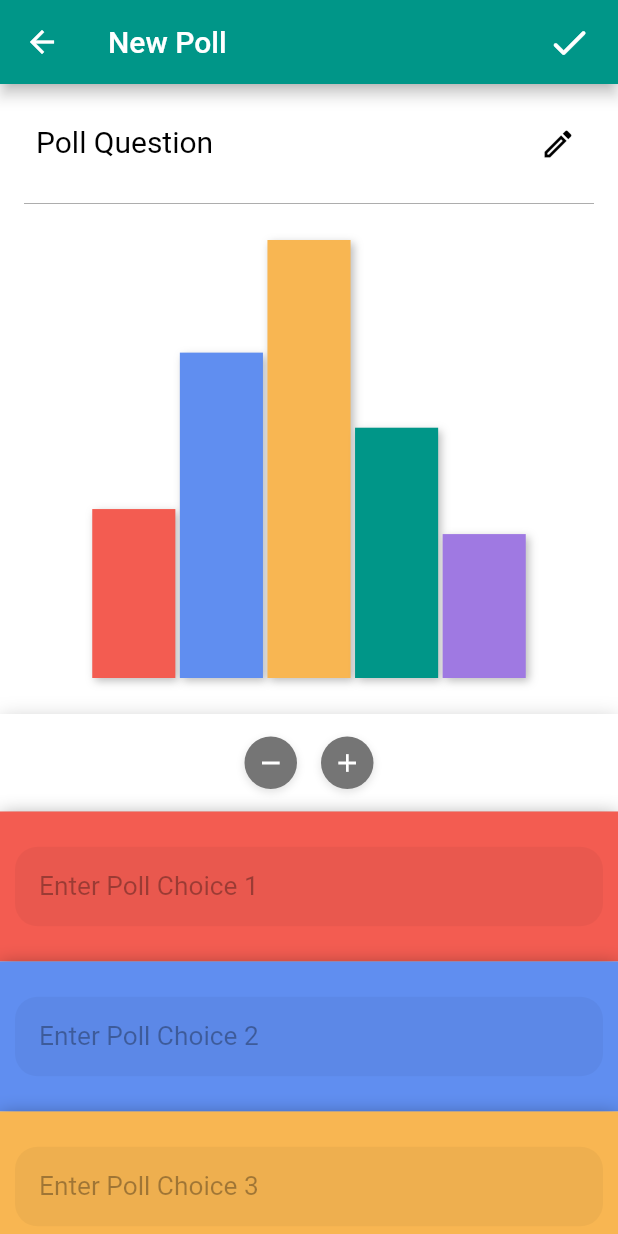
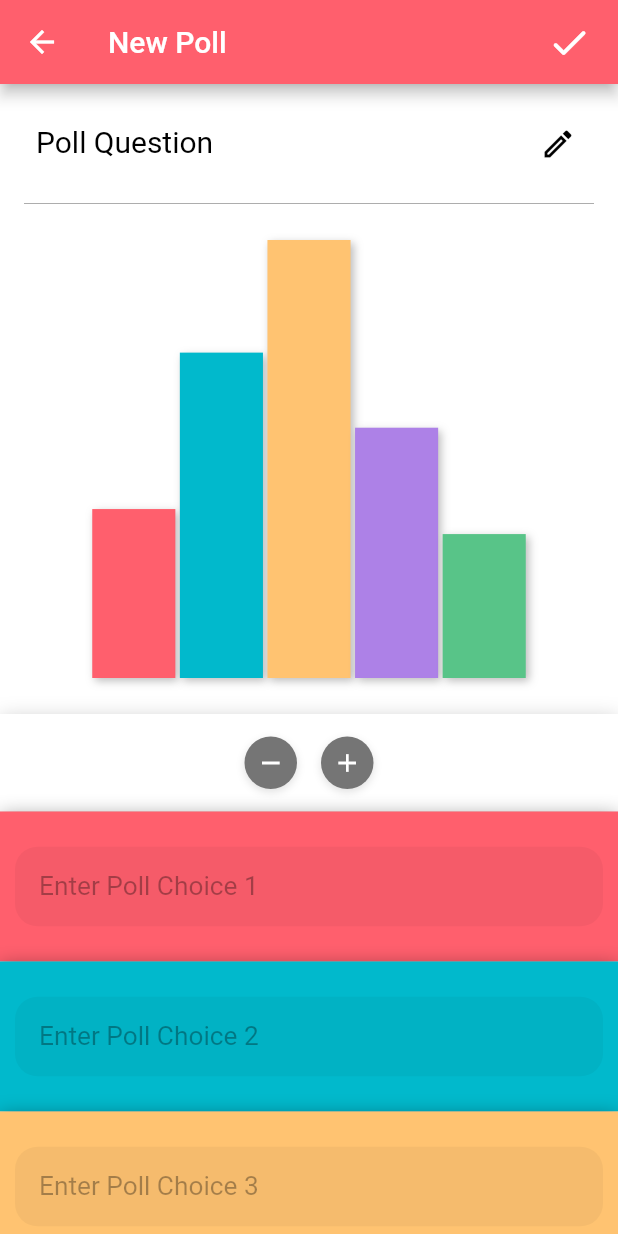
Before and after one commit to nickeastmond/Pollar, a Flutter app: the CreatePollPage screen opened directly with empty values, on a phone screen of 412 x 824 dp. Run offline on Flutter 3.47's test engine with Material 2 defaults, Android fonts, the phone set to English and light mode, and no system bars; our stand-ins replace cloud_firestore, email_validator, firebase_auth, firebase_core, flutter_map, geocoding and 6 more; missing offline and left inert: open_street_map_search_and_pick; accounts and stored records are empty; network calls fail.

Commit message:
Merge branch 'main' of https://github.com/nickeastmond/Pollar

```diff
--- a/lib/polls/bar_graph.dart
+++ b/lib/polls/bar_graph.dart
@@ -42,7 +42,8 @@ class BarGraphState extends State<BarGraph> {
 
   @override
   void initState() {
-      debugPrint("Counters ${widget.counters.toString()} length: ${widget.counters.length}");
+    debugPrint(
+        "Counters ${widget.counters.toString()} length: ${widget.counters.length}");
     super.initState();
     setHighest();
     displayData = widget.initalDisplayData;
@@ -58,11 +59,11 @@ class BarGraphState extends State<BarGraph> {
   }
 
   static const _colors = [
-    Color.fromARGB(255, 243, 92, 81),
-    Color.fromARGB(255, 96, 142, 240),
-    Color.fromARGB(255, 248, 182, 82),
-    Colors.teal,
-    Color.fromARGB(255, 159, 121, 226),
+    Color(0xFFFF5F6D),
+    Color(0xFF01B9CC),
+    Color(0xFFFFC371),
+    Color.fromARGB(255, 173, 129, 231),
+    Color.fromARGB(255, 88, 196, 136),
   ];
 
   @override
--- a/lib/polls/create_poll_page.dart
+++ b/lib/polls/create_poll_page.dart
@@ -18,9 +18,9 @@ import '../polls_theme.dart';
 import 'bar_graph.dart';
 
 class CreatePollPage extends StatefulWidget {
-  const CreatePollPage({Key? key, required this.feedProvider}) : super(key: key);
+  const CreatePollPage({Key? key, required this.feedProvider})
+      : super(key: key);
   final FeedProvider feedProvider;
-
 
   @override
   State<CreatePollPage> createState() => CreatePollPageState();
@@ -63,14 +63,14 @@ class CreatePollPageState extends State<CreatePollPage> {
                       }
 
                       data.addAll({
-                        "locationData": GeoPoint(cur!.latitude,cur.longitude),
+                        "locationData": GeoPoint(cur!.latitude, cur.longitude),
                         "pollData": {
                           "question": pollQuestionController.text,
-                          "answers": List<Map<String,int>>
+                          "answers": List<Map<String, int>>
                         }
                       });
 
-                     List<Map<String,dynamic>> answers = [];
+                      List<Map<String, dynamic>> answers = [];
                       for (int i = 0; i < numBars; i++) {
                         String answer = pollChoices[i].text;
                         if (answer.isEmpty) {
@@ -90,7 +90,8 @@ class CreatePollPageState extends State<CreatePollPage> {
                       await widget.feedProvider.fetchInitial(100);
                       if (context.mounted && success) {
                         Navigator.pop(context);
-                        prefs.setInt('points', sprefPoints + Constants.CREATE_POLL_POINTS);
+                        prefs.setInt('points',
+                            sprefPoints + Constants.CREATE_POLL_POINTS);
                         sprefPoints = prefs.getInt('points')!;
                         points = sprefPoints;
                         addPoints(Constants.CREATE_POLL_POINTS);
@@ -280,11 +281,11 @@ class CreatePollPageState extends State<CreatePollPage> {
               ),
               Column(
                 children: [
-                  const Color.fromARGB(255, 243, 92, 81),
-                  const Color.fromARGB(255, 96, 142, 240),
-                  const Color.fromARGB(255, 248, 182, 82),
-                  Colors.teal,
-                  const Color.fromARGB(255, 159, 121, 226),
+                  Color(0xFFFF5F6D),
+                  Color(0xFF01B9CC),
+                  Color(0xFFFFC371),
+                  Color.fromARGB(255, 173, 129, 231),
+                  Color.fromARGB(255, 88, 196, 136),
                 ]
                     .sublist(0, numBars)
                     .asMap()
--- a/lib/polls/expanded_poll_page.dart
+++ b/lib/polls/expanded_poll_page.dart
@@ -15,11 +15,8 @@ import '../user/main_profile_circle.dart';
 import '../comments/comment_section_page.dart';
 
 class ExpandedPollPage extends StatefulWidget {
-  const ExpandedPollPage({
-    super.key,
-    required this.pollFeedObj,
-    required this.feedProvider
-  });
+  const ExpandedPollPage(
+      {super.key, required this.pollFeedObj, required this.feedProvider});
   final PollFeedObject pollFeedObj;
   final FeedProvider feedProvider;
   // Output: [5, 2, 3]
@@ -148,7 +145,8 @@ class ExpandedPollPageState extends State<ExpandedPollPage> {
                     builder: (BuildContext context) {
                       return ClipRRect(
                           borderRadius: BorderRadius.circular(30.0),
-                          child: CommentSectionPage(widget.pollFeedObj, widget.feedProvider));
+                          child: CommentSectionPage(
+                              widget.pollFeedObj, widget.feedProvider));
                     },
                   );
                 },
@@ -309,11 +307,11 @@ class ExpandedPollPageState extends State<ExpandedPollPage> {
                             height: 100,
                             decoration: BoxDecoration(
                               color: [
-                                const Color.fromARGB(255, 243, 92, 81),
-                                const Color.fromARGB(255, 96, 142, 240),
-                                const Color.fromARGB(255, 248, 182, 82),
-                                Colors.teal,
-                                const Color.fromARGB(255, 159, 121, 226),
+                                Color(0xFFFF5F6D),
+                                Color(0xFF01B9CC),
+                                Color(0xFFFFC371),
+                                Color.fromARGB(255, 173, 129, 231),
+                                Color.fromARGB(255, 88, 196, 136),
                               ][i % 5],
                               boxShadow: [
                                 BoxShadow(
--- a/lib/polls_theme.dart
+++ b/lib/polls_theme.dart
@@ -9,8 +9,8 @@ typedef PollsThemeBuilder = Widget Function(
 class PollsTheme extends StatefulWidget {
   static final lightTheme = ThemeData(
     scaffoldBackgroundColor: Colors.white,
-    primaryColor: Colors.teal,
-    secondaryHeaderColor: const Color.fromARGB(255, 248, 182, 82),
+    primaryColor: Color(0xFFFF5F6D),
+    secondaryHeaderColor: Color(0xFFFFC371),
     unselectedWidgetColor: Colors.white,
     cardColor: Colors.white,
     indicatorColor: Colors.grey.shade800,
```
Also changed, not shown: 2 other files.
